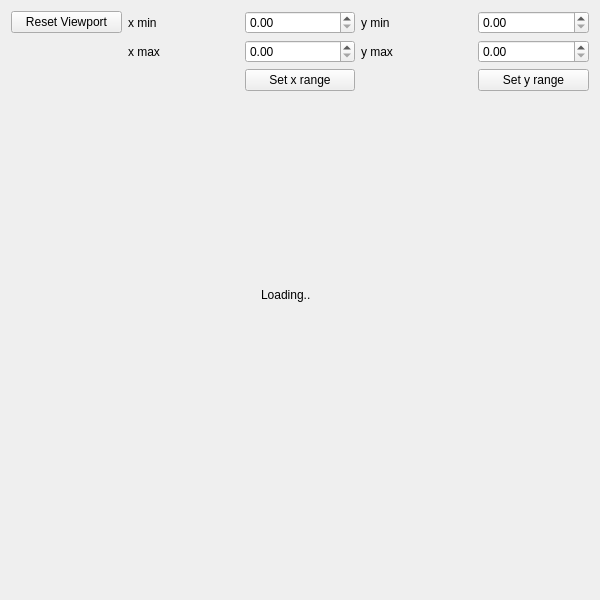
Above: layouts/graph_window.ui from hitranonline/hapiest before the change. Below: the same form after it.
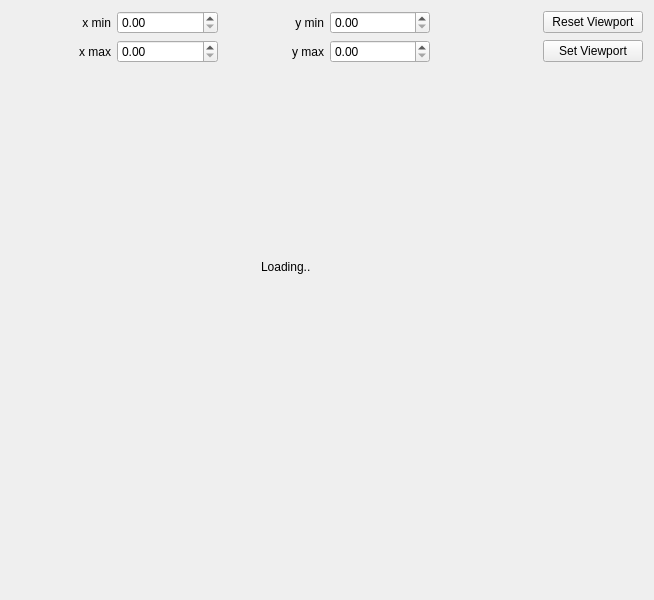
That is the form after the change.

Commit message: Added some basic graph interactivity.

Patch:
```diff
--- a/layouts/graph_window.ui
+++ b/layouts/graph_window.ui
@@ -6,7 +6,7 @@
    <rect>
     <x>0</x>
     <y>0</y>
-       <width>600</width>
+       <width>654</width>
     <height>600</height>
    </rect>
   </property>
@@ -14,54 +14,7 @@
    <string>Graph</string>
   </property>
      <layout class="QGridLayout" name="gridLayout">
-         <item row="1" column="4">
-             <widget class="QDoubleSpinBox" name="ymax"/>
-         </item>
-         <item row="0" column="0">
-             <widget class="QPushButton" name="reset">
-                 <property name="text">
-                     <string>Reset Viewport</string>
-                 </property>
-             </widget>
-         </item>
-         <item row="0" column="3">
-             <widget class="QLabel" name="label_3">
-                 <property name="text">
-                     <string>y min</string>
-                 </property>
-             </widget>
-         </item>
-         <item row="0" column="4">
-             <widget class="QDoubleSpinBox" name="ymin"/>
-         </item>
-         <item row="1" column="1">
-             <widget class="QLabel" name="label_2">
-                 <property name="text">
-                     <string>x max</string>
-                 </property>
-             </widget>
-         </item>
-         <item row="0" column="2">
-             <widget class="QDoubleSpinBox" name="xmin"/>
-         </item>
-         <item row="1" column="2">
-             <widget class="QDoubleSpinBox" name="xmax"/>
-         </item>
-         <item row="0" column="1">
-             <widget class="QLabel" name="label">
-                 <property name="text">
-                     <string>x min</string>
-                 </property>
-             </widget>
-         </item>
-         <item row="1" column="3">
-             <widget class="QLabel" name="label_4">
-                 <property name="text">
-                     <string>y max</string>
-                 </property>
-             </widget>
-         </item>
-         <item row="3" column="0" colspan="5">
+         <item row="2" column="0" colspan="6">
              <layout class="QVBoxLayout" name="verticalLayout">
                  <property name="sizeConstraint">
                      <enum>QLayout::SetNoConstraint</enum>
@@ -91,17 +44,69 @@
                  </item>
              </layout>
          </item>
-         <item row="2" column="2">
-             <widget class="QPushButton" name="set_xrange">
+         <item row="1" column="5">
+             <widget class="QPushButton" name="set_viewport">
                  <property name="text">
-                     <string>Set x range</string>
+                     <string>Set Viewport</string>
                  </property>
              </widget>
          </item>
-         <item row="2" column="4">
-             <widget class="QPushButton" name="set_yrange">
+         <item row="0" column="0">
+             <widget class="QLabel" name="label">
                  <property name="text">
-                     <string>Set y range</string>
+                     <string>x min</string>
+                 </property>
+                 <property name="alignment">
+                     <set>Qt::AlignRight|Qt::AlignTrailing|Qt::AlignVCenter</set>
+                 </property>
+             </widget>
+         </item>
+         <item row="1" column="0">
+             <widget class="QLabel" name="label_2">
+                 <property name="text">
+                     <string>x max</string>
+                 </property>
+                 <property name="alignment">
+                     <set>Qt::AlignRight|Qt::AlignTrailing|Qt::AlignVCenter</set>
+                 </property>
+             </widget>
+         </item>
+         <item row="1" column="1">
+             <widget class="QDoubleSpinBox" name="xmax"/>
+         </item>
+         <item row="0" column="1">
+             <widget class="QDoubleSpinBox" name="xmin"/>
+         </item>
+         <item row="0" column="2">
+             <widget class="QLabel" name="label_3">
+                 <property name="text">
+                     <string>y min</string>
+                 </property>
+                 <property name="alignment">
+                     <set>Qt::AlignRight|Qt::AlignTrailing|Qt::AlignVCenter</set>
+                 </property>
+             </widget>
+         </item>
+         <item row="1" column="3">
+             <widget class="QDoubleSpinBox" name="ymax"/>
+         </item>
+         <item row="1" column="2">
+             <widget class="QLabel" name="label_4">
+                 <property name="text">
+                     <string>y max</string>
+                 </property>
+                 <property name="alignment">
+                     <set>Qt::AlignRight|Qt::AlignTrailing|Qt::AlignVCenter</set>
+                 </property>
+             </widget>
+         </item>
+         <item row="0" column="3">
+             <widget class="QDoubleSpinBox" name="ymin"/>
+         </item>
+         <item row="0" column="5">
+             <widget class="QPushButton" name="reset">
+                 <property name="text">
+                     <string>Reset Viewport</string>
                  </property>
              </widget>
          </item>
```
Left out of the diff: 13 changed lines with no effect on the pictures. The commit also changes 3 other files.
